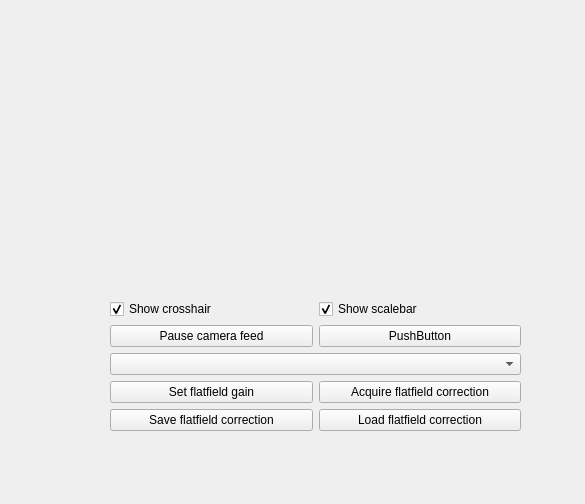
This is iris/resources/motion_video/brightfieldcontrol.ui in The-Thomas-Lab-UCL/orm-iris as Qt 5 draws it before an edit. The edited form follows.
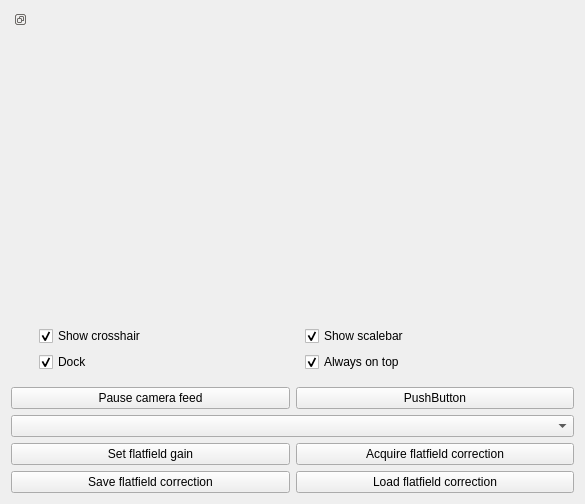
This is the edited form.

Commit message: Dockable video feed

```diff
--- a/iris/resources/motion_video/brightfieldcontrol.ui
+++ b/iris/resources/motion_video/brightfieldcontrol.ui
@@ -19,16 +19,18 @@
   <property name="windowTitle">
    <string>Form</string>
   </property>
-  <widget class="QWidget" name="verticalLayoutWidget">
-   <property name="geometry">
-    <rect>
-     <x>110</x>
-     <y>30</y>
-     <width>411</width>
-     <height>401</height>
-    </rect>
-   </property>
-   <layout class="QVBoxLayout" name="lyt_main">
+  <layout class="QVBoxLayout" name="verticalLayout">
+   <item>
+    <layout class="QVBoxLayout" name="main_layout">
+     <item>
+      <widget class="QDockWidget" name="dock_video">
+       <property name="features">
+        <set>QDockWidget::DockWidgetFeature::DockWidgetFloatable|QDockWidget::DockWidgetFeature::DockWidgetMovable|QDockWidget::DockWidgetFeature::DockWidgetVerticalTitleBar</set>
+       </property>
+       <widget class="QWidget" name="dockWidgetContents">
+        <layout class="QVBoxLayout" name="verticalLayout_3">
+         <item>
+          <layout class="QVBoxLayout" name="verticalLayout_2">
     <item>
      <widget class="QWidget" name="wdg_video" native="true">
       <property name="sizePolicy">
@@ -40,6 +42,60 @@
      </widget>
     </item>
     <item>
+            <layout class="QHBoxLayout" name="horizontalLayout_3">
+             <item>
+              <widget class="QCheckBox" name="chk_crosshair">
+               <property name="text">
+                <string>Show crosshair</string>
+               </property>
+               <property name="checked">
+                <bool>true</bool>
+               </property>
+              </widget>
+             </item>
+             <item>
+              <widget class="QCheckBox" name="chk_scalebar">
+               <property name="text">
+                <string>Show scalebar</string>
+               </property>
+               <property name="checked">
+                <bool>true</bool>
+               </property>
+              </widget>
+             </item>
+            </layout>
+           </item>
+           <item>
+            <layout class="QHBoxLayout" name="horizontalLayout_8">
+             <item>
+              <widget class="QCheckBox" name="chk_dockvideo">
+               <property name="text">
+                <string>Dock</string>
+               </property>
+               <property name="checked">
+                <bool>true</bool>
+               </property>
+              </widget>
+             </item>
+             <item>
+              <widget class="QCheckBox" name="chk_alwaysOnTop">
+               <property name="text">
+                <string>Always on top</string>
+               </property>
+               <property name="checked">
+                <bool>true</bool>
+               </property>
+              </widget>
+             </item>
+            </layout>
+           </item>
+          </layout>
+         </item>
+        </layout>
+       </widget>
+      </widget>
+     </item>
+     <item>
      <layout class="QGridLayout" name="gridLayout">
       <item row="4" column="0">
        <widget class="QPushButton" name="btn_setffgain">
@@ -58,16 +114,6 @@
       <item row="2" column="0" colspan="2">
        <widget class="QComboBox" name="combo_image_correction"/>
       </item>
-      <item row="0" column="1">
-       <widget class="QCheckBox" name="chk_scalebar">
-        <property name="text">
-         <string>Show scalebar</string>
-        </property>
-        <property name="checked">
-         <bool>true</bool>
-        </property>
-       </widget>
-      </item>
       <item row="5" column="1">
        <widget class="QPushButton" name="btn_loadff">
         <property name="text">
@@ -82,16 +128,6 @@
         </property>
        </widget>
       </item>
-      <item row="0" column="0">
-       <widget class="QCheckBox" name="chk_crosshair">
-        <property name="text">
-         <string>Show crosshair</string>
-        </property>
-        <property name="checked">
-         <bool>true</bool>
-        </property>
-       </widget>
-      </item>
       <item row="1" column="1">
        <widget class="QPushButton" name="pushButton_2">
         <property name="text">
@@ -112,7 +148,8 @@
      </layout>
     </item>
    </layout>
-  </widget>
+   </item>
+  </layout>
  </widget>
  <tabstops>
   <tabstop>chk_crosshair</tabstop>
```
Left out of the diff: 2 changed lines with no effect on the pictures. Lines whose indentation alone changed are shown as unchanged. The commit also changes 3 other files.
